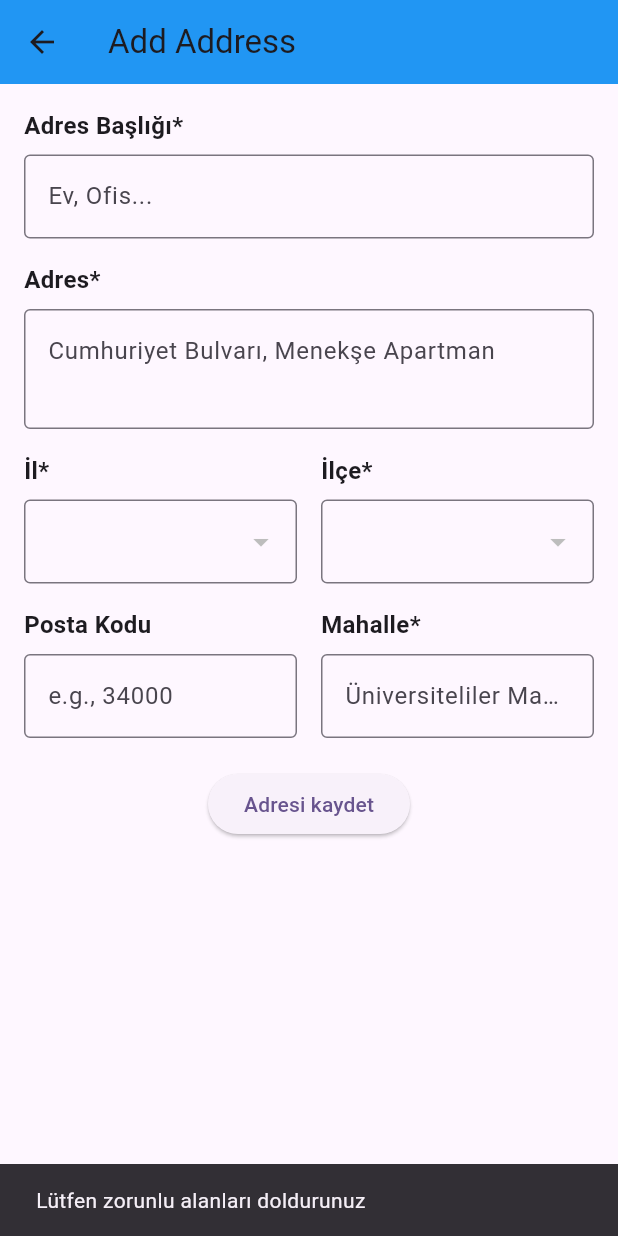
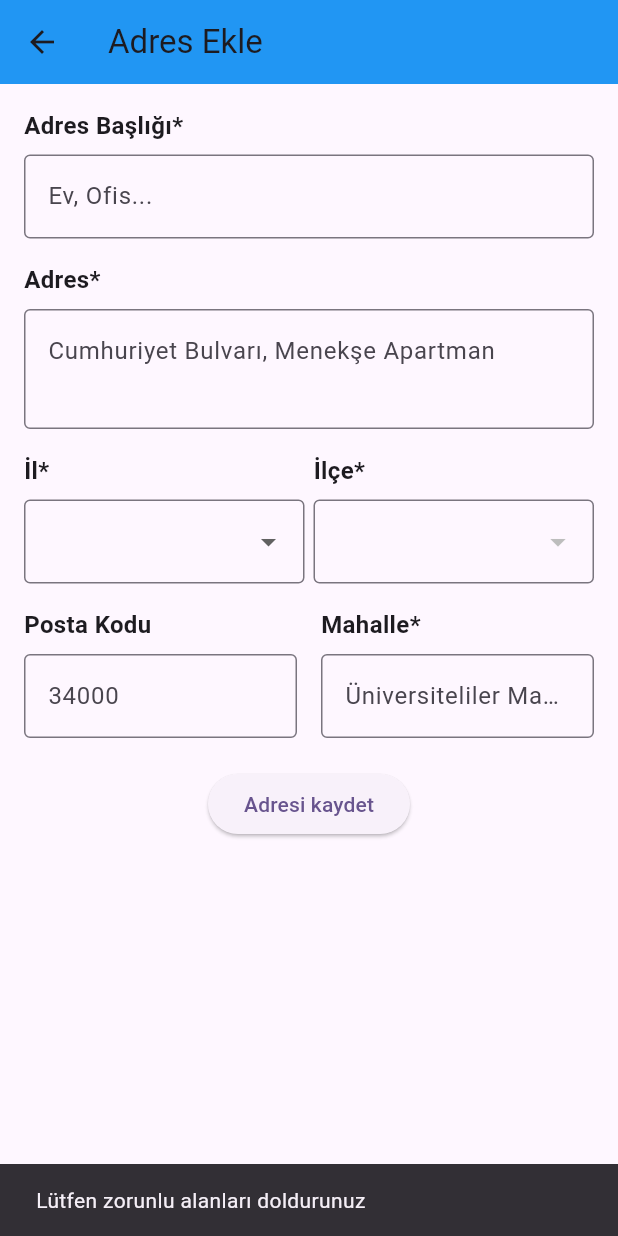
Before and after one commit to dyagdi/PriceLess, a Flutter app: the AddAddressPage screen opened directly, after a tap on "Adresi kaydet", on a phone screen of 412 x 824 dp. Run offline on Flutter 3.47's test engine with Material 3 defaults, Android fonts, the phone set to English and light mode, and no system bars; our stand-ins replace geocoding, geolocator.

Commit message:
Ecem + Ahmet

```diff
--- a/frontend/lib/screens/add_address_page.dart
+++ b/frontend/lib/screens/add_address_page.dart
@@ -1,6 +1,7 @@
 import 'package:flutter/material.dart';
-import 'dart:convert'; // For decoding the JSON file
-import 'package:flutter/services.dart'; // For loading the asset
+import 'dart:convert';
+import 'package:flutter/services.dart';
+import 'package:http/http.dart' as http;
 
 class AddAddressPage extends StatefulWidget {
   @override
@@ -38,7 +39,7 @@ class _AddAddressPageState extends State<AddAddressPage> {
   Widget build(BuildContext context) {
     return Scaffold(
       appBar: AppBar(
-        title: const Text('Add Address'),
+        title: const Text('Adres Ekle'),
         backgroundColor: Colors.blue,
       ),
       body: SingleChildScrollView(
@@ -70,12 +71,12 @@ class _AddAddressPageState extends State<AddAddressPage> {
                   onChanged: (value) {
                     setState(() {
                       selectedCity = value;
-            selectedState = null; // Reset state when city changes
+                      selectedState = null;
                     });
                   },
                 ),
               ),
-    const SizedBox(width: 16),
+              const SizedBox(width: 6),
               Flexible(
                 flex: 1,
                 child: _buildDropdown(
@@ -92,9 +93,6 @@ class _AddAddressPageState extends State<AddAddressPage> {
             ],
           ),
 
-
-
-
             const SizedBox(height: 16),
             Row(
               children: [
@@ -102,7 +100,7 @@ class _AddAddressPageState extends State<AddAddressPage> {
                   child: _buildTextField(
                     controller: _postalCodeController,
                     label: 'Posta Kodu',
-                    hint: 'e.g., 34000',
+                    hint: '34000',
                   ),
                 ),
                 const SizedBox(width: 16),
@@ -118,21 +116,20 @@ class _AddAddressPageState extends State<AddAddressPage> {
             const SizedBox(height: 20),
             Center(
               child: ElevatedButton(
-                onPressed: () {
+                onPressed: () async {
                   final addressData = {
                     'address_title': _addressTitleController.text.trim(),
-                    'address_line': _addressLineController.text.trim(),
+                    'address_details': _addressLineController.text.trim(),
                     'city': selectedCity,
                     'state': selectedState,
-                    'country': 'Turkey', // Default value
+                    'country': 'Turkey',
                     'postal_code': _postalCodeController.text.trim(),
                     'mahalle': _mahalleController.text.trim(),
                   };
 
-                  // Check only the mandatory fields
                   if ([
                     addressData['address_title'],
-                    addressData['address_line'],
+                    addressData['address_details'],
                     addressData['city'],
                     addressData['state'],
                     addressData['mahalle'],
@@ -140,8 +137,33 @@ class _AddAddressPageState extends State<AddAddressPage> {
                     ScaffoldMessenger.of(context).showSnackBar(
                       const SnackBar(content: Text('Lütfen zorunlu alanları doldurunuz')),
                     );
+                    return;
+                  }
+
+                  try {
+                    final response = await http.post(
+                      Uri.parse('http://127.0.0.1:8000/api/addresses/'),
+                      headers: {
+                        'Content-Type': 'application/json',
+                      },
+
+                      body: json.encode(addressData),
+                    );
+
+                    if (response.statusCode == 201) {
+                      ScaffoldMessenger.of(context).showSnackBar(
+                        const SnackBar(content: Text('Adres başarıyla kaydedildi!')),
+                      );
+                      Navigator.pop(context);
                     } else {
-                    Navigator.pop(context, addressData);
+                      ScaffoldMessenger.of(context).showSnackBar(
+                        SnackBar(content: Text('Hata: ${response.statusCode} - ${response.body}')),
+                      );
+                    }
+                  } catch (e) {
+                    ScaffoldMessenger.of(context).showSnackBar(
+                      SnackBar(content: Text('Bir hata oluştu: $e')),
+                    );
                   }
                 },
 
@@ -186,17 +208,23 @@ class _AddAddressPageState extends State<AddAddressPage> {
   return Column(
     crossAxisAlignment: CrossAxisAlignment.start,
     children: [
-        Text(label, style: const TextStyle(fontSize: 16, fontWeight: FontWeight.bold)),
+      Text(
+        label,
+        style: const TextStyle(fontSize: 16, fontWeight: FontWeight.bold),
+      ),
       const SizedBox(height: 8),
       DropdownButtonFormField<String>(
         value: value,
-          decoration: InputDecoration(
+        decoration: const InputDecoration(
           border: OutlineInputBorder(),
         ),
         items: items
             .map((item) => DropdownMenuItem<String>(
                   value: item,
-                    child: Text(item),
+                  child: Text(
+                    item,
+                    style: const TextStyle(fontSize: 14),
+                  ),
                 ))
             .toList(),
         onChanged: onChanged,
@@ -204,4 +232,5 @@ class _AddAddressPageState extends State<AddAddressPage> {
     ],
   );
 }
+
 }
--- a/frontend/pubspec.yaml
+++ b/frontend/pubspec.yaml
@@ -72,6 +72,7 @@ flutter:
     - images/mars.webp
     - images/misir.jpg
     - images/default.png
+    - assets/cities_states.json
 
   # To add assets to your application, add an assets section, like this:
   # assets:
```
Also changed, not shown: frontend/assets/cities_states.json (added, +87 -0 lines), frontend/lib/screens/account_page.dart (+21 -1 lines), frontend/lib/screens/account_settings.dart (added, +169 -0 lines), frontend/lib/screens/addresses_page.dart (+6 -9 lines), frontend/lib/screens/favorite_carts_page.dart (+6 -6 lines). Lines whose indentation alone changed are shown as unchanged.
